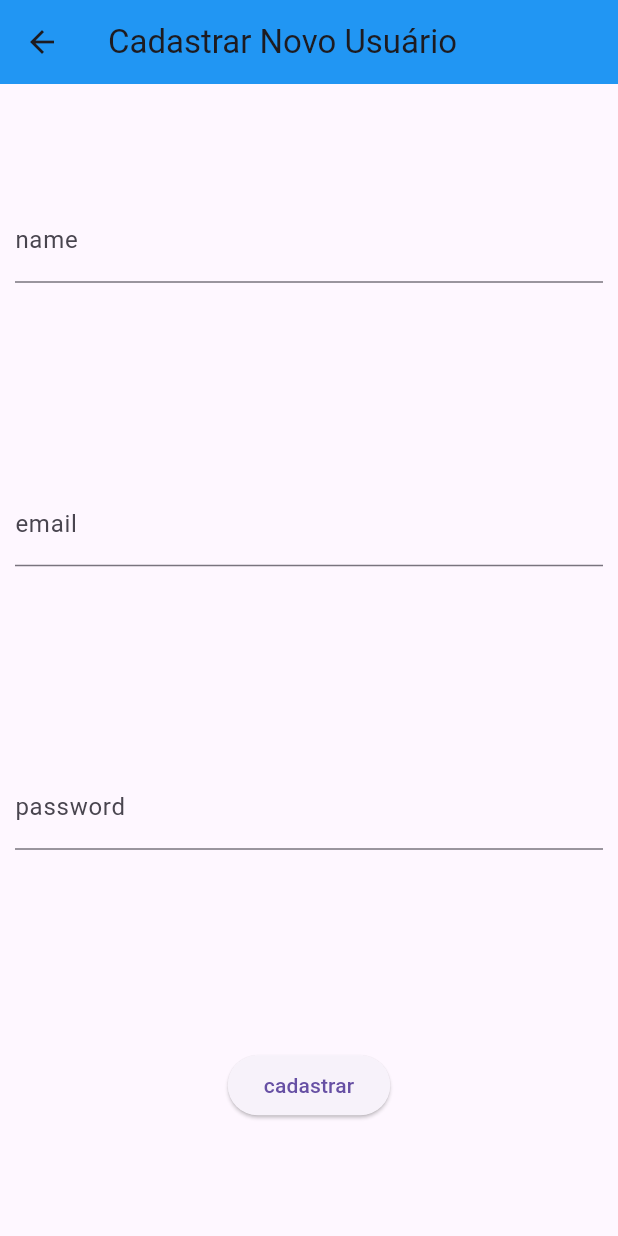
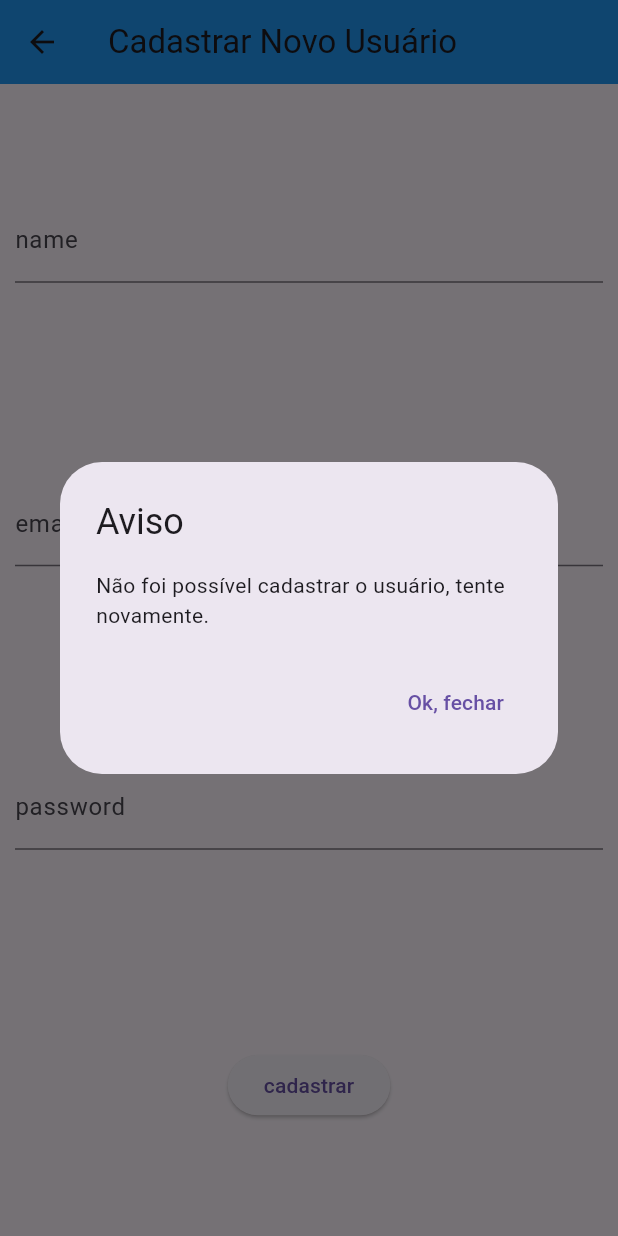
Before and after one commit to GuilhermePiorno/games_tracker, a Flutter app: the RegisterScreen screen opened directly, after a tap on "cadastrar", on a phone screen of 412 x 824 dp. Run offline on Flutter 3.47's test engine with Material 3 defaults, Android fonts, the phone set to English and light mode, and no system bars; our stand-ins replace shared_preferences, sqflite_common_ffi; accounts and stored records are empty.

Commit message:
add alertas e fix error add usuario vazio

```diff
--- a/lib/screens/register_screen.dart
+++ b/lib/screens/register_screen.dart
@@ -44,15 +44,69 @@ class _RegisterScreenState extends State<RegisterScreen> {
                             .checkRegistration(emailController.text)
                             .then((regStatus) {
                           if (regStatus) {
-                            print("Usuário já existe");
+                            showDialog(
+                              context: context,
+                              builder: (BuildContext context) {
+                                return AlertDialog(
+                                  title: Text("Aviso"),
+                                  content: Text("Usuário já cadastrado."),
+                                  actions: <Widget>[
+                                    TextButton(
+                                      child: Text('Ok, fechar'),
+                                      onPressed: () {
+                                        Navigator.of(context).pop();
+                                      },
+                                    ),
+                                  ],
+                                );
+                              },
+                            );
+                          } else if (nameController.text.isEmpty ||
+                              emailController.text.isEmpty ||
+                              passwordController.text.isEmpty) {
+                            showDialog(
+                              context: context,
+                              builder: (BuildContext context) {
+                                return AlertDialog(
+                                  title: Text("Aviso"),
+                                  content: Text(
+                                      "Não foi possível cadastrar o usuário, tente novamente."),
+                                  actions: <Widget>[
+                                    TextButton(
+                                      child: Text('Ok, fechar'),
+                                      onPressed: () {
+                                        Navigator.of(context).pop();
+                                      },
+                                    ),
+                                  ],
+                                );
+                              },
+                            );
                           } else {
                             User novoUsuario = User(
                                 name: nameController.text,
                                 email: emailController.text,
                                 password: passwordController.text);
                             loginController.saveUser(novoUsuario);
-                            print(
-                                "Usuário ${novoUsuario.name} ${novoUsuario.email} ${novoUsuario.password} cadastrado");
+                            showDialog(
+                              context: context,
+                              builder: (BuildContext context) {
+                                return AlertDialog(
+                                  title: Text("Aviso"),
+                                  content: Text(
+                                    "Usuário ${novoUsuario.name} foi cadastrado com sucesso.",
+                                  ),
+                                  actions: <Widget>[
+                                    TextButton(
+                                      child: Text('Ok, fechar'),
+                                      onPressed: () {
+                                        Navigator.of(context).pop();
+                                      },
+                                    ),
+                                  ],
+                                );
+                              },
+                            );
                           }
                         });
                       },
```
